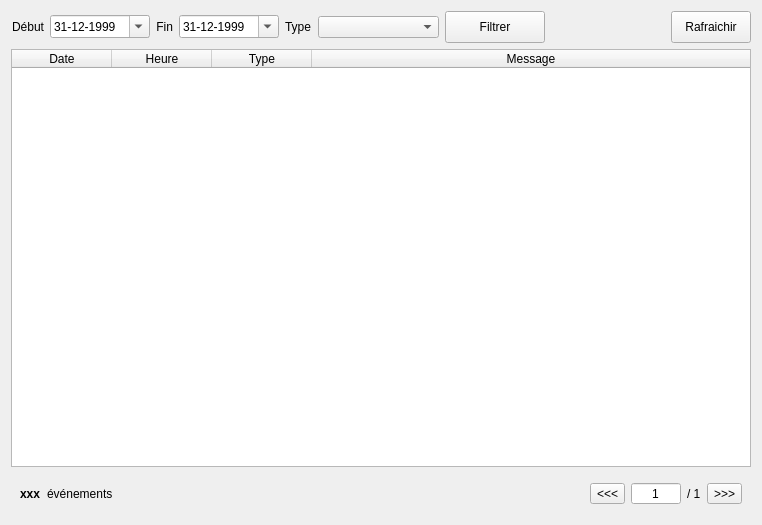
First picture: the form in client/src/widgets/LogViewWidget.ui, repository introlab/openteraplus, before the edit.
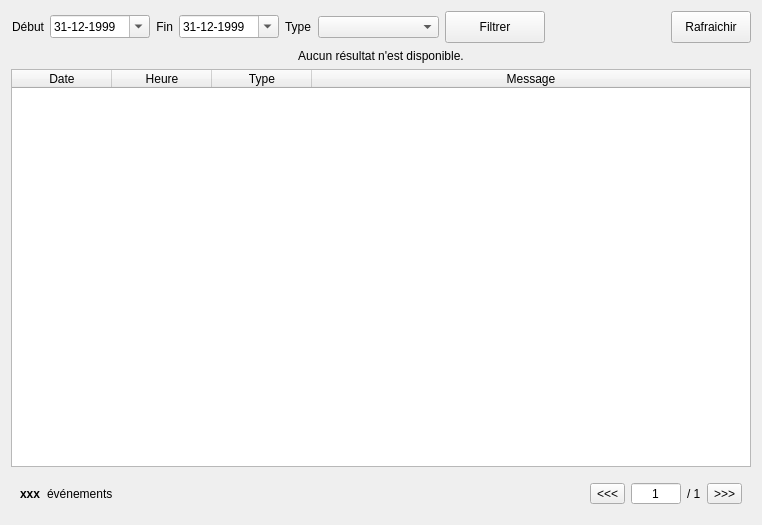
Second picture: the form after the edit. Icons and pictures are not drawn.

Patch:
```diff
--- a/client/src/widgets/LogViewWidget.ui
+++ b/client/src/widgets/LogViewWidget.ui
@@ -208,6 +208,16 @@
      </item>
     </layout>
    </item>
+   <item>
+    <widget class="QLabel" name="lblWarning">
+     <property name="text">
+      <string>Aucun résultat n'est disponible.</string>
+     </property>
+     <property name="alignment">
+      <set>Qt::AlignCenter</set>
+     </property>
+    </widget>
+   </item>
    <item>
     <widget class="QTableWidget" name="tableLogs">
      <property name="editTriggers">
```
